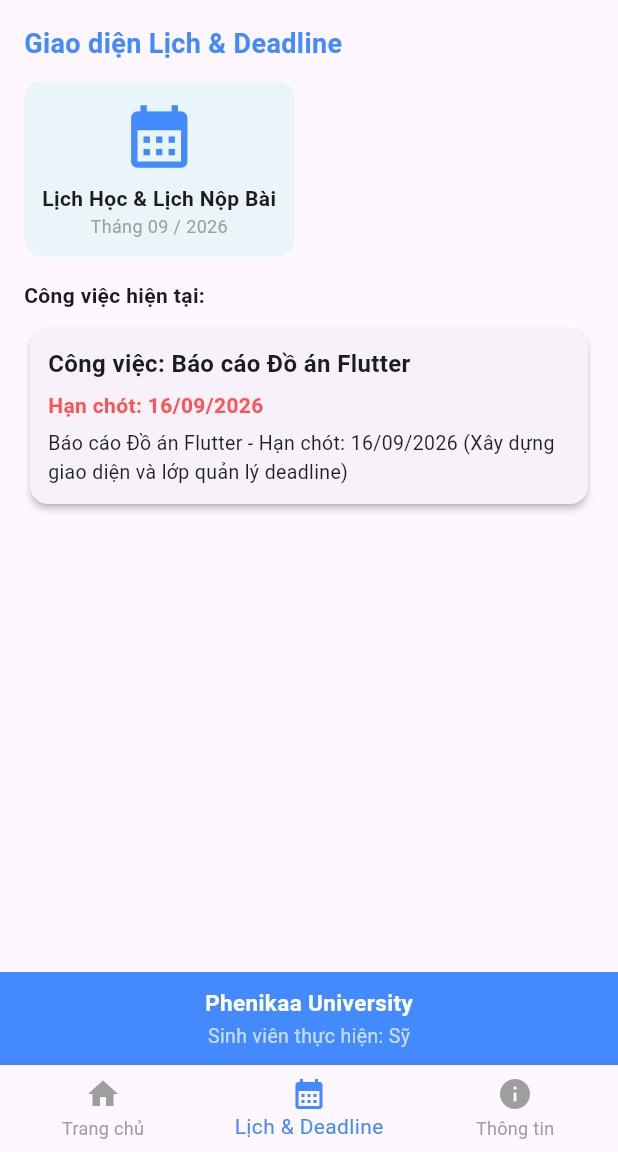
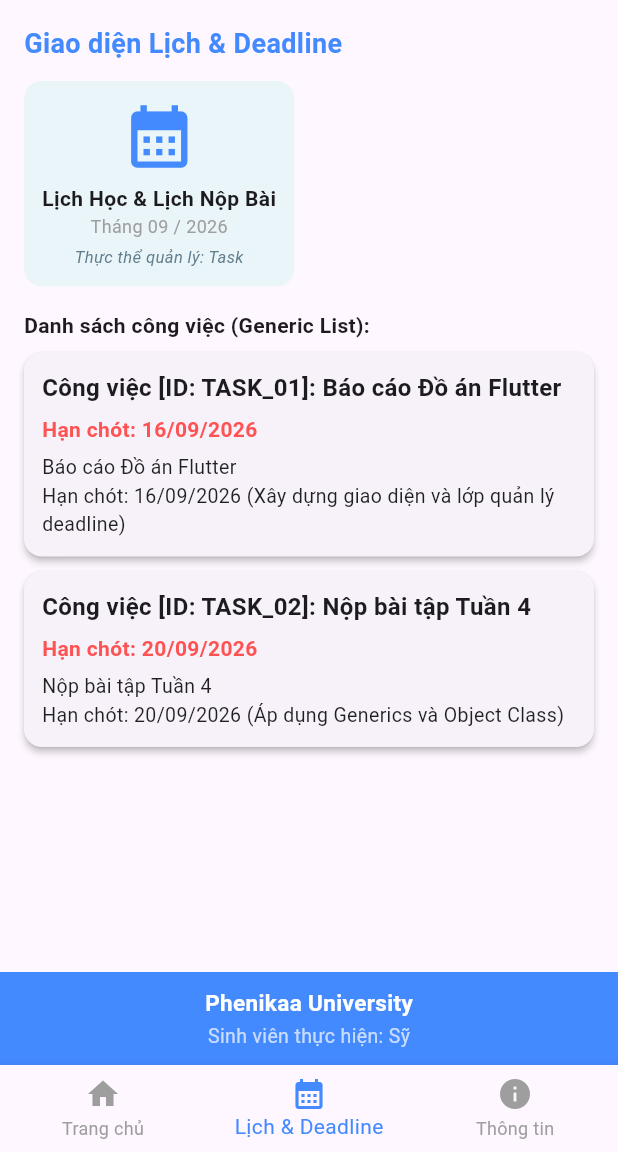
Before and after one commit to Project-Mobile-N05/team_Truong_Son_Sy, a Flutter app: the screen it shows after launch, item 2 of the bottom bar chosen, on a phone screen of 412 x 824 dp, the part 84-1236 px from its top. Run offline on Flutter 3.47's test engine with Material 3 defaults, Android fonts, the phone set to English and light mode, and no system bars.

Commit message:
Cập nhật Generics BaseEntity, Task kế thừa và sửa lỗi TextStyle

```diff
--- /dev/null
+++ b/student_deadline_manager/lib/base_entity.dart
@@ -0,0 +1,69 @@
+import 'package:flutter/foundation.dart';
+
+/// Câu 1: Lớp Generic cơ sở miêu tả chung cho mọi đối tượng trong dự án
+abstract class BaseEntity<ID> {
+  ID id;
+  DateTime createdAt;
+
+  BaseEntity({
+    required this.id,
+    DateTime? createdAt,
+  }) : createdAt = createdAt ?? DateTime.now();
+
+  /// Phương thức trừu tượng chuyển đổi sang Map
+  Map<String, dynamic> toMap();
+
+  /// Sử dụng phương thức của Object class để đè định dạng chuỗi
+  @override
+  String toString() {
+    return '$runtimeType (ID: $id, Tạo lúc: $createdAt)';
+  }
+
+  /// Sử dụng Object class để kiểm tra bằng nhau (Equals)
+  @override
+  bool operator ==(Object other) {
+    if (identical(this, other)) return true;
+    return other is BaseEntity<ID> && other.id == id;
+  }
+
+  @override
+  int get hashCode => id.hashCode;
+}
+
+/// Lớp Generic Manager quản lý danh sách bất kỳ đối tượng nào kế thừa từ BaseEntity
+class GenericManager<T extends BaseEntity> {
+  final List<T> _items = [];
+
+  /// Lấy danh sách đối tượng
+  List<T> get items => List.unmodifiable(_items);
+
+  /// Thêm đối tượng
+  void add(T item) {
+    _items.add(item);
+  }
+
+  /// Xóa đối tượng theo ID
+  bool removeById(dynamic id) {
+    final initialLength = _items.length;
+    _items.removeWhere((element) => element.id == id);
+    return _items.length < initialLength;
+  }
+
+  /// Tìm đối tượng theo ID
+  T? findById(dynamic id) {
+    try {
+      return _items.firstWhere((element) => element.id == id);
+    } catch (_) {
+      return null;
+    }
+  }
+
+  /// Sử dụng 'Type' (tương đương với Class class trong Java) để lấy tên lớp đối tượng đang quản lý
+  Type get entityClass => T;
+
+  /// In thông tin tổng quát của Manager sử dụng Object class và Type
+  void printManagerInfo() {
+    debugPrint("--- Đang quản lý danh sách thuộc lớp (Class): $entityClass ---");
+    debugPrint("Số lượng phần tử hiện tại: ${_items.length}");
+  }
+}
--- a/student_deadline_manager/lib/main.dart
+++ b/student_deadline_manager/lib/main.dart
@@ -1,5 +1,6 @@
 import 'package:flutter/material.dart';
-import './task.dart'; // Import lớp Task từ file task.dart
+import './task.dart';
+import './base_entity.dart';
 
 void main() {
   runApp(const SyApp());
@@ -171,10 +172,36 @@ class CalendarTaskScreen extends StatefulWidget {
 }
 
 class _CalendarTaskScreenState extends State<CalendarTaskScreen> {
-  final Task _task = Task();
+  // Sử dụng GenericManager để quản lý danh sách Task
+  final GenericManager<Task> _taskManager = GenericManager<Task>();
+
+  @override
+  void initState() {
+    super.initState();
+    // Khởi tạo danh sách dữ liệu bằng GenericManager
+    _taskManager.add(Task(
+      id: "TASK_01",
+      title: "Báo cáo Đồ án Flutter",
+      deadline: "16/09/2026",
+      description: "Xây dựng giao diện và lớp quản lý deadline",
+      isCompleted: false,
+    ));
+    _taskManager.add(Task(
+      id: "TASK_02",
+      title: "Nộp bài tập Tuần 4",
+      deadline: "20/09/2026",
+      description: "Áp dụng Generics và Object Class",
+      isCompleted: true,
+    ));
+
+    // Gọi phương thức kiểm tra Class metadata (Class class / Type)
+    _taskManager.printManagerInfo();
+  }
 
   @override
   Widget build(BuildContext context) {
+    final tasks = _taskManager.items;
+
     return BaseScreenLayout(
       bodyContent: Column(
         crossAxisAlignment: CrossAxisAlignment.start,
@@ -192,42 +219,59 @@ class _CalendarTaskScreenState extends State<CalendarTaskScreen> {
               borderRadius: BorderRadius.circular(12),
             ),
             child: Column(
-              children: const [
-                Icon(Icons.calendar_month, size: 50, color: Colors.blueAccent),
-                SizedBox(height: 6),
-                Text('Lịch Học & Lịch Nộp Bài', style: TextStyle(fontWeight: FontWeight.bold)),
-                Text('Tháng 09 / 2026', style: TextStyle(color: Colors.grey, fontSize: 12)),
+              children: [
+                const Icon(Icons.calendar_month, size: 50, color: Colors.blueAccent),
+                const SizedBox(height: 6),
+                const Text('Lịch Học & Lịch Nộp Bài', style: TextStyle(fontWeight: FontWeight.bold)),
+                const Text('Tháng 09 / 2026', style: TextStyle(color: Colors.grey, fontSize: 12)),
+                const SizedBox(height: 4),
+                // Hiển thị tên Class runtime đại diện (Class/Type Metadata)
+                Text(
+                  'Thực thể quản lý: ${_taskManager.entityClass}',
+                  style: const TextStyle(fontSize: 11, color: Colors.blueGrey, fontStyle: FontStyle.italic),
+                ),
               ],
             ),
           ),
           const SizedBox(height: 16),
 
-          const Text('Công việc hiện tại:', style: TextStyle(fontWeight: FontWeight.bold)),
+          const Text('Danh sách công việc (Generic List):', style: TextStyle(fontWeight: FontWeight.bold)),
           const SizedBox(height: 8),
-          Card(
+
+          // Hiển thị danh sách Task lấy từ GenericManager
+          ListView.builder(
+            shrinkWrap: true,
+            physics: const NeverScrollableScrollPhysics(),
+            itemCount: tasks.length,
+            itemBuilder: (context, index) {
+              final task = tasks[index];
+              return Card(
                 elevation: 2,
+                margin: const EdgeInsets.only(bottom: 10),
                 child: Padding(
                   padding: const EdgeInsets.all(12.0),
                   child: Column(
                     crossAxisAlignment: CrossAxisAlignment.start,
                     children: [
                       Text(
-                    'Công việc: ${_task.getTitle()}',
+                        'Công việc [ID: ${task.id}]: ${task.getTitle()}',
                         style: const TextStyle(fontSize: 16, fontWeight: FontWeight.bold),
                       ),
                       const SizedBox(height: 6),
                       Text(
-                    'Hạn chót: ${_task.getDeadline()}',
+                        'Hạn chót: ${task.getDeadline()}',
                         style: const TextStyle(fontSize: 14, color: Colors.redAccent, fontWeight: FontWeight.w600),
                       ),
                       const SizedBox(height: 6),
                       Text(
-                    _task.getTaskInfo(),
+                        task.getTaskInfo(),
                         style: const TextStyle(fontSize: 13, color: Colors.black87),
                       ),
                     ],
                   ),
                 ),
+              );
+            },
           ),
         ],
       ),
@@ -253,7 +297,7 @@ class AboutScreen extends StatelessWidget {
           Text('- Chức năng: Quản lý công việc/deadline & Lịch'),
           Text('- Sinh viên phát triển: Sỹ'),
           Text('- Trường Đại học Phenikaa'),
-          Text('- Bài thực hành Tuần 4 (Column Layout & BottomNav)'),
+          Text('- Bài thực hành: Áp dụng Generics & OOP Generalization'),
         ],
       ),
     );
--- a/student_deadline_manager/lib/task.dart
+++ b/student_deadline_manager/lib/task.dart
@@ -1,15 +1,20 @@
-class Task {
+import './base_entity.dart';
+
+/// Lớp Task mở rộng (extends) từ lớp Generic BaseEntity với ID kiểu String
+class Task extends BaseEntity<String> {
   String title;
   String deadline;
   String description;
   bool isCompleted;
 
   Task({
+    required String id,
     this.title = "Báo cáo Đồ án Flutter",
     this.deadline = "16/09/2026",
     this.description = "Xây dựng giao diện và lớp quản lý deadline",
     this.isCompleted = false,
-  });
+    DateTime? createdAt,
+  }) : super(id: id, createdAt: createdAt);
 
   void setTask(String title, String deadline, String description, bool isCompleted) {
     this.title = title;
@@ -19,9 +24,28 @@ class Task {
   }
 
   String getTaskInfo() {
-    return "$title - Hạn chót: $deadline ($description)";
+    return "$title\nHạn chót: $deadline ($description)";
   }
 
   String getTitle() => title;
   String getDeadline() => deadline;
+
+  /// Chuyển đổi thành Map (Ghi đè phương thức từ BaseEntity)
+  @override
+  Map<String, dynamic> toMap() {
+    return {
+      'id': id,
+      'title': title,
+      'deadline': deadline,
+      'description': description,
+      'isCompleted': isCompleted,
+      'createdAt': createdAt.toIso8601String(),
+    };
+  }
+
+  /// Sử dụng Object class để override chuỗi đại diện
+  @override
+  String toString() {
+    return '${super.toString()} - Tiêu đề: $title [Hoàn thành: $isCompleted]';
+  }
 }
```
Lines whose indentation alone changed are shown as unchanged.
